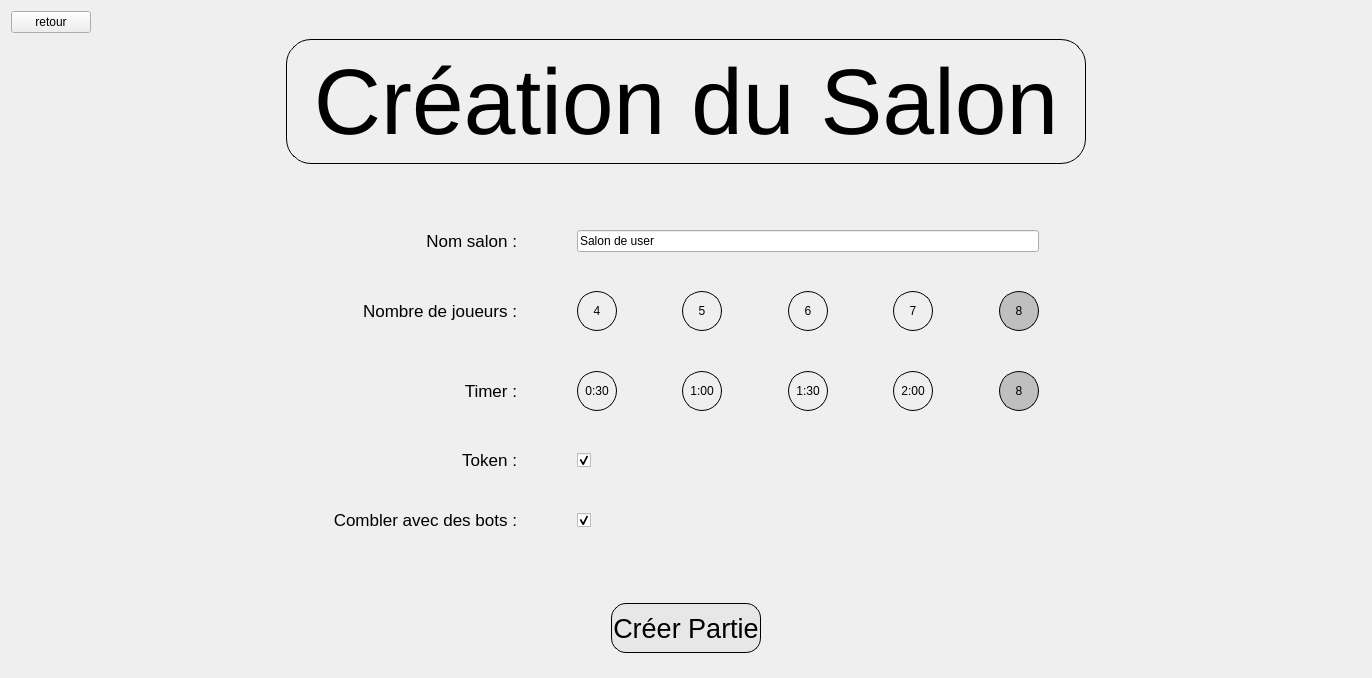
Old version of the form test_craig/creationsalon.ui in the repository gbequet/time_bomb.
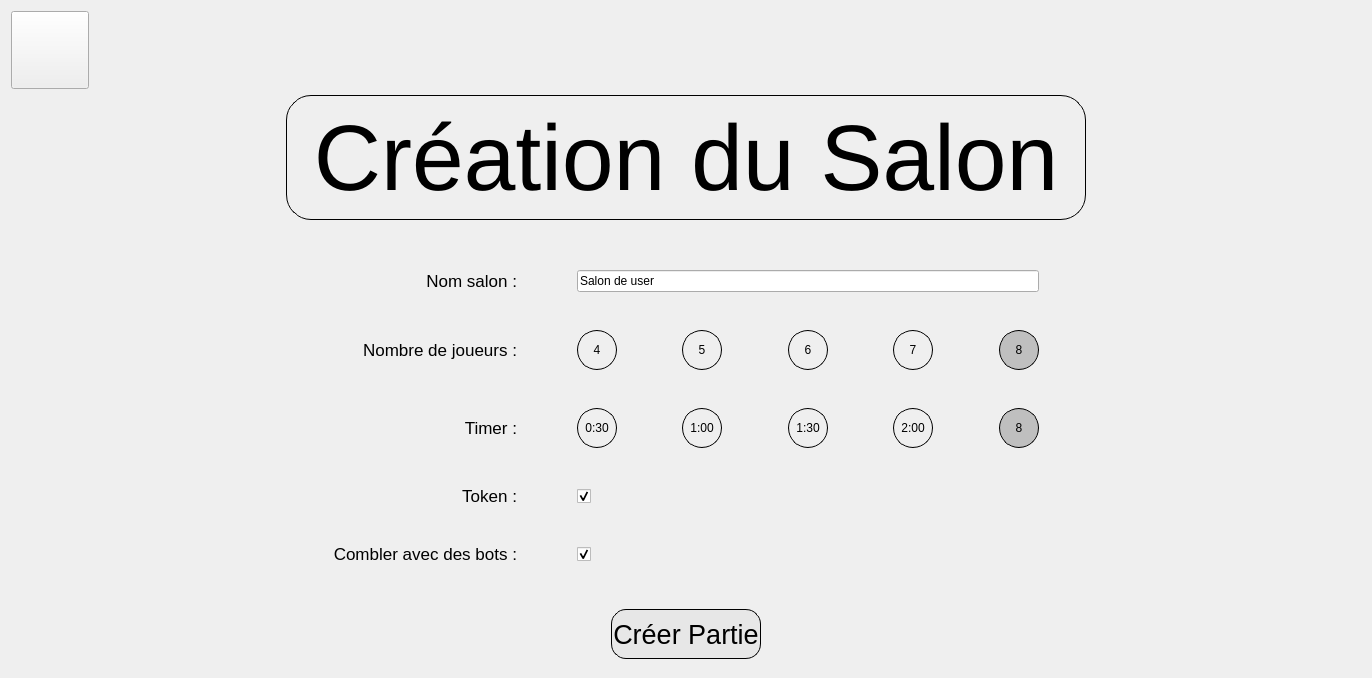
New version of the form. Icons and pictures are not drawn.

Diff of the .ui file:
```diff
--- a/test_craig/creationsalon.ui
+++ b/test_craig/creationsalon.ui
@@ -18,8 +18,14 @@
     <layout class="QHBoxLayout" name="horizontalLayout">
      <item>
       <widget class="QPushButton" name="retour">
+       <property name="styleSheet">
+        <string notr="true">border-image:url(:/images/icons/button-back.png);
+width: 70px;
+height:70px;
+</string>
+       </property>
        <property name="text">
-        <string>retour</string>
+        <string/>
        </property>
       </widget>
      </item>
```
